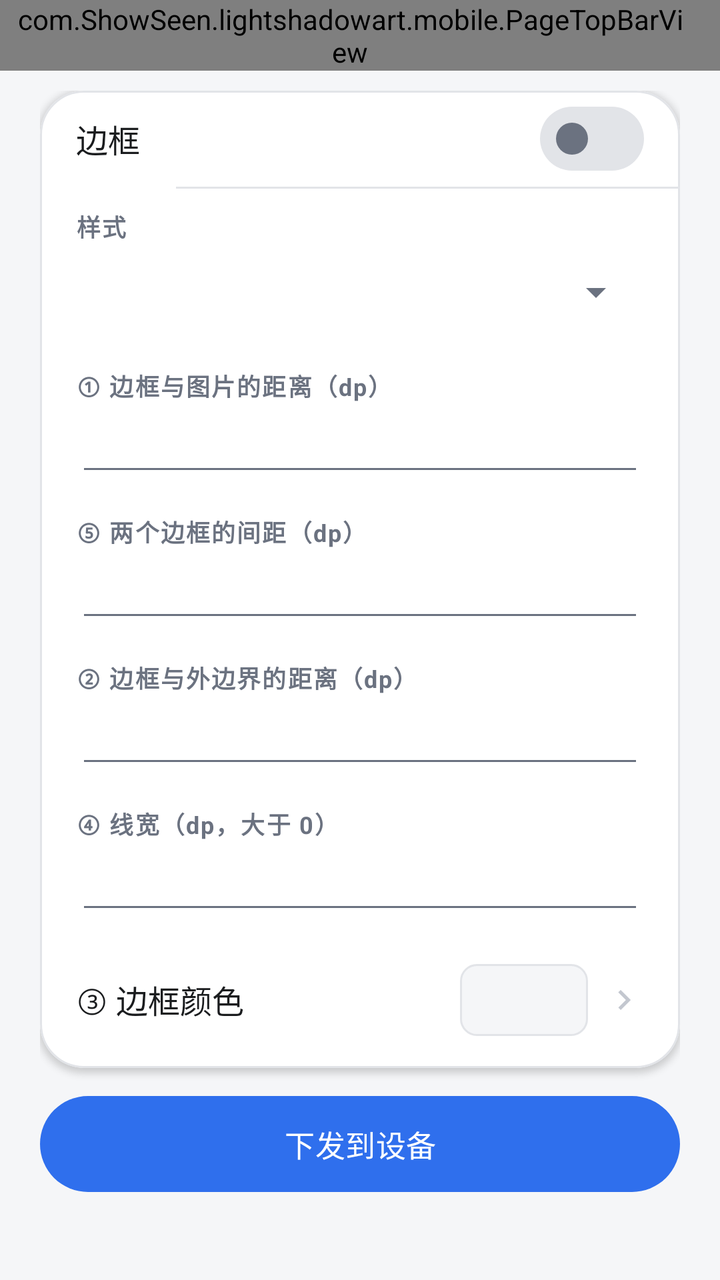
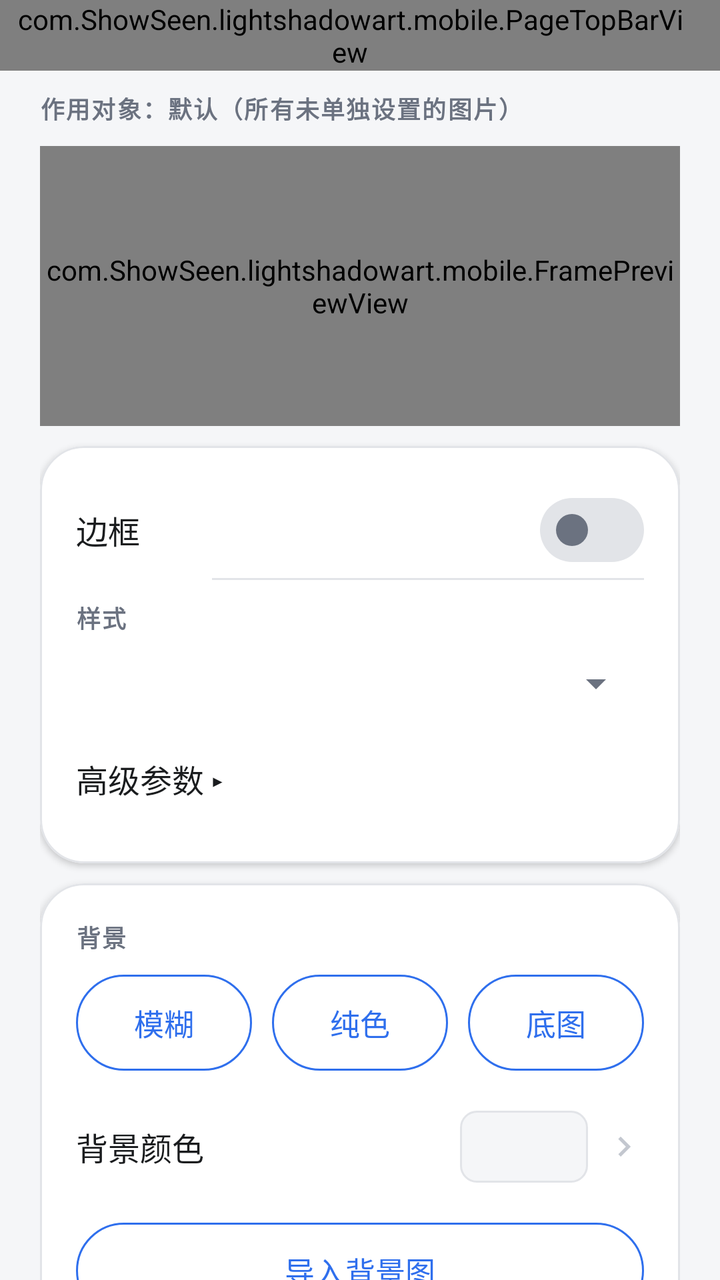

The first picture is an Android layout as it rendered before a commit; the second is the same layout after the commit. The layout source and the unified diff follow.
<!-- AndroidManifest.xml: application theme Theme.LightShadowArtPhone -->
<!-- res/layout/activity_frame_design.xml -->
<?xml version="1.0" encoding="utf-8"?>
<LinearLayout xmlns:android="http://schemas.android.com/apk/res/android"
    xmlns:app="http://schemas.android.com/apk/res-auto"
    android:layout_width="match_parent"
    android:layout_height="match_parent"
    android:background="@color/app_bg"
    android:orientation="vertical">

    <com.ShowSeen.lightshadowart.mobile.PageTopBarView
        android:id="@+id/frame_design_top_bar"
        android:layout_width="match_parent"
        android:layout_height="wrap_content"
        android:paddingStart="8dp"
        android:paddingEnd="@dimen/card_padding" />

    <LinearLayout
        android:layout_width="match_parent"
        android:layout_height="0dp"
        android:layout_weight="1"
        android:orientation="vertical"
        android:paddingStart="@dimen/page_horizontal_padding"
        android:paddingTop="@dimen/item_gap"
        android:paddingEnd="@dimen/page_horizontal_padding"
        android:paddingBottom="@dimen/page_vertical_padding">

        <com.google.android.material.card.MaterialCardView
            style="@style/SurfaceCard"
            android:layout_width="match_parent"
            android:layout_height="wrap_content">

            <LinearLayout
                android:layout_width="match_parent"
                android:layout_height="wrap_content"
                android:orientation="vertical">

                
                <LinearLayout
                    android:layout_width="match_parent"
                    android:layout_height="wrap_content"
                    android:gravity="center_vertical"
                    android:minHeight="@dimen/touch_min_height"
                    android:orientation="horizontal"
                    android:paddingStart="@dimen/card_padding"
                    android:paddingEnd="@dimen/card_padding">

                    <TextView
                        style="@style/Text.RowTitle"
                        android:layout_width="0dp"
                        android:layout_height="wrap_content"
                        android:layout_weight="1"
                        android:text="@string/add_frame_enabled" />

                    <com.google.android.material.materialswitch.MaterialSwitch
        style="@style/Widget.LightShadowArtPhone.Switch"
                        android:id="@+id/switch_frame_design_enabled"
                        android:layout_width="wrap_content"
                        android:layout_height="wrap_content"
                        android:minHeight="@dimen/touch_min_height" />
                </LinearLayout>

                <View style="@style/Settings.Divider" />

                
                <LinearLayout
                    android:id="@+id/container_frame_design_params"
                    android:layout_width="match_parent"
                    android:layout_height="wrap_content"
                    android:orientation="vertical"
                    android:paddingStart="@dimen/card_padding"
                    android:paddingTop="@dimen/item_gap"
                    android:paddingEnd="@dimen/card_padding"
                    android:paddingBottom="@dimen/item_gap">

                    <TextView
                        style="@style/Text.Label"
                        android:layout_width="match_parent"
                        android:layout_height="wrap_content"
                        android:text="@string/frame_style" />

                    <Spinner
                        android:id="@+id/spinner_frame_design_style"
                        android:layout_width="match_parent"
                        android:layout_height="wrap_content"
                        android:minHeight="@dimen/touch_min_height" />

                    <TextView
                        style="@style/Text.Label"
                        android:layout_width="match_parent"
                        android:layout_height="wrap_content"
                        android:layout_marginTop="@dimen/section_gap"
                        android:text="@string/add_frame_padding" />

                    <EditText
                        android:id="@+id/et_frame_design_padding"
                        android:layout_width="match_parent"
                        android:layout_height="wrap_content"
                        android:inputType="numberDecimal"
                        android:singleLine="true" />

                    <TextView
                        style="@style/Text.Label"
                        android:layout_width="match_parent"
                        android:layout_height="wrap_content"
                        android:layout_marginTop="@dimen/section_gap"
                        android:text="@string/add_frame_border_gap" />

                    <EditText
                        android:id="@+id/et_frame_design_border_gap"
                        android:layout_width="match_parent"
                        android:layout_height="wrap_content"
                        android:inputType="numberDecimal"
                        android:singleLine="true" />

                    <TextView
                        style="@style/Text.Label"
                        android:layout_width="match_parent"
                        android:layout_height="wrap_content"
                        android:layout_marginTop="@dimen/section_gap"
                        android:text="@string/add_frame_inset" />

                    <EditText
                        android:id="@+id/et_frame_design_inset"
                        android:layout_width="match_parent"
                        android:layout_height="wrap_content"
                        android:inputType="numberDecimal"
                        android:singleLine="true" />

                    <TextView
                        style="@style/Text.Label"
                        android:layout_width="match_parent"
                        android:layout_height="wrap_content"
                        android:layout_marginTop="@dimen/section_gap"
                        android:text="@string/add_frame_width" />

                    <EditText
                        android:id="@+id/et_frame_design_width"
                        android:layout_width="match_parent"
                        android:layout_height="wrap_content"
                        android:inputType="numberDecimal"
                        android:singleLine="true" />

                    
                    <LinearLayout
                        android:id="@+id/row_frame_design_color"
                        android:layout_width="match_parent"
                        android:layout_height="wrap_content"
                        android:layout_marginTop="@dimen/section_gap"
                        android:background="?attr/selectableItemBackground"
                        android:clickable="true"
                        android:focusable="true"
                        android:gravity="center_vertical"
                        android:minHeight="@dimen/touch_min_height"
                        android:orientation="horizontal">

                        <TextView
                            style="@style/Text.RowTitle"
                            android:layout_width="0dp"
                            android:layout_height="wrap_content"
                            android:layout_weight="1"
                            android:text="@string/add_frame_color" />

                        <View
                            android:id="@+id/view_frame_design_color_preview"
                            android:layout_width="64dp"
                            android:layout_height="36dp"
                            android:background="@drawable/bg_media_placeholder" />

                        <ImageView
                            android:layout_width="20dp"
                            android:layout_height="20dp"
                            android:layout_marginStart="8dp"
                            android:contentDescription="@null"
                            android:src="@drawable/ic_chevron_right" />
                    </LinearLayout>
                </LinearLayout>
            </LinearLayout>
        </com.google.android.material.card.MaterialCardView>

        <com.google.android.material.button.MaterialButton
            android:id="@+id/btn_frame_design_apply"
            style="@style/PillButton"
            android:layout_width="match_parent"
            android:layout_height="wrap_content"
            android:layout_marginTop="@dimen/section_gap"
            android:text="@string/frame_apply" />
    </LinearLayout>
</LinearLayout>
<!-- resources referenced by this layout -->
<resources>
  <color name="app_bg">#F5F6F8</color>
  <dimen name="card_padding">18dp</dimen>
  <dimen name="item_gap">10dp</dimen>
  <dimen name="page_horizontal_padding">20dp</dimen>
  <dimen name="page_vertical_padding">24dp</dimen>
  <dimen name="section_gap">14dp</dimen>
  <dimen name="touch_min_height">48dp</dimen>
  <string name="add_frame_border_gap">⑤ 两个边框的间距（dp）</string>
  <string name="add_frame_color">③ 边框颜色</string>
  <string name="add_frame_enabled">边框</string>
  <string name="add_frame_inset">② 边框与外边界的距离（dp）</string>
  <string name="add_frame_padding">① 边框与图片的距离（dp）</string>
  <string name="add_frame_width">④ 线宽（dp，大于 0）</string>
  <string name="frame_apply">下发到设备</string>
  <string name="frame_style">样式</string>
  <style name="Settings.Divider" parent="">
          <item name="android:layout_width">match_parent</item>
          <item name="android:layout_height">@dimen/divider_width</item>
          <item name="android:layout_marginStart">68dp</item>
          <item name="android:background">@color/divider_stroke</item>
      </style>
  <style name="SurfaceCard" parent="Widget.Material3.CardView.Elevated">
          <item name="cardBackgroundColor">@color/card_bg</item>
          <item name="cardCornerRadius">@dimen/corner_large</item>
          <item name="cardElevation">@dimen/card_elevation</item>
          <item name="strokeColor">@color/divider_stroke</item>
          <item name="strokeWidth">@dimen/divider_width</item>
      </style>
  <style name="Text.Label" parent="">
          <item name="android:textColor">@color/text_secondary</item>
          <item name="android:textSize">@dimen/text_label</item>
          <item name="android:textStyle">bold</item>
          <item name="android:letterSpacing">0.06</item>
      </style>
  <style name="Text.RowTitle" parent="">
          <item name="android:textColor">@color/text_primary</item>
          <item name="android:textSize">@dimen/text_row_title</item>
      </style>
  <style name="Widget.LightShadowArtPhone.Switch" parent="Widget.Material3.CompoundButton.MaterialSwitch">
          <item name="trackTint">@color/switch_track</item>
          <item name="thumbTint">@color/switch_thumb</item>
          <item name="trackDecorationTint">@color/switch_track_decoration</item>
      </style>
  <color name="card_tint">#F5F6F8</color>
  <dimen name="divider_width">1dp</dimen>
  <color name="divider_stroke">#E2E4E8</color>
  <dimen name="corner_image">8dp</dimen>
  <color name="icon_muted">@color/text_disabled</color>
  <dimen name="text_button">15sp</dimen>
  <dimen name="corner_pill">28dp</dimen>
  <color name="card_bg">#FFFFFF</color>
  <dimen name="corner_large">22dp</dimen>
  <dimen name="card_elevation">2dp</dimen>
  <color name="text_secondary">#6B7280</color>
  <dimen name="text_label">12sp</dimen>
  <color name="text_primary">#1A1C1E</color>
  <dimen name="text_row_title">16sp</dimen>
  <color name="primary_blue">#2F6FED</color>
  <color name="on_primary">#FFFFFF</color>
  <color name="primary_soft">#E9EFFD</color>
  <color name="status_destructive">#C0392B</color>
  <color name="text_disabled">#C3C7CF</color>
  <!-- unchanged entries left out for length: 4 -->
</resources>

<!-- the commit's change to res/layout/activity_frame_design.xml (unified diff, before → after) -->
@@ -1,6 +1,5 @@
 <?xml version="1.0" encoding="utf-8"?>
 <LinearLayout xmlns:android="http://schemas.android.com/apk/res/android"
-    xmlns:app="http://schemas.android.com/apk/res-auto"
     android:layout_width="match_parent"
     android:layout_height="match_parent"
     android:background="@color/app_bg"
@@ -13,135 +12,173 @@
         android:paddingStart="8dp"
         android:paddingEnd="@dimen/card_padding" />
 
-    <LinearLayout
+    <ScrollView
+        android:id="@+id/scroll_frame_design"
         android:layout_width="match_parent"
         android:layout_height="0dp"
         android:layout_weight="1"
-        android:orientation="vertical"
-        android:paddingStart="@dimen/page_horizontal_padding"
-        android:paddingTop="@dimen/item_gap"
-        android:paddingEnd="@dimen/page_horizontal_padding"
-        android:paddingBottom="@dimen/page_vertical_padding">
-
-        <com.google.android.material.card.MaterialCardView
-            style="@style/SurfaceCard"
+        android:fillViewport="true"
+        android:scrollbars="none">
+
+        <LinearLayout
             android:layout_width="match_parent"
-            android:layout_height="wrap_content">
-
-            <LinearLayout
-                android:layout_width="match_parent"
-                android:layout_height="wrap_content"
-                android:orientation="vertical">
-
-                
+            android:layout_height="wrap_content"
+            android:orientation="vertical"
+            android:paddingStart="@dimen/page_horizontal_padding"
+            android:paddingTop="@dimen/item_gap"
+            android:paddingEnd="@dimen/page_horizontal_padding"
+            android:paddingBottom="@dimen/page_vertical_padding">
+
+            
+            <TextView
+                android:id="@+id/tv_frame_scope"
+                style="@style/Text.Label"
+                android:layout_width="match_parent"
+                android:layout_height="wrap_content"
+                android:text="@string/frame_scope_default" />
+
+            
+            <com.ShowSeen.lightshadowart.mobile.FramePreviewView
+                android:id="@+id/preview_frame"
+                android:layout_width="match_parent"
+                android:layout_height="140dp"
+                android:layout_marginTop="@dimen/item_gap" />
+
+            <com.google.android.material.card.MaterialCardView
+                style="@style/SurfaceCard"
+                android:layout_width="match_parent"
+                android:layout_height="wrap_content"
+                android:layout_marginTop="@dimen/item_gap">
+
                 <LinearLayout
                     android:layout_width="match_parent"
                     android:layout_height="wrap_content"
-                    android:gravity="center_vertical"
-                    android:minHeight="@dimen/touch_min_height"
-                    android:orientation="horizontal"
-                    android:paddingStart="@dimen/card_padding"
-                    android:paddingEnd="@dimen/card_padding">
-
-                    <TextView
-                        style="@style/Text.RowTitle"
-                        android:layout_width="0dp"
-                        android:layout_height="wrap_content"
-                        android:layout_weight="1"
-                        android:text="@string/add_frame_enabled" />
-
-                    <com.google.android.material.materialswitch.MaterialSwitch
-        style="@style/Widget.LightShadowArtPhone.Switch"
-                        android:id="@+id/switch_frame_design_enabled"
-                        android:layout_width="wrap_content"
-                        android:layout_height="wrap_content"
-                        android:minHeight="@dimen/touch_min_height" />
-                </LinearLayout>
-
-                <View style="@style/Settings.Divider" />
-
-                
-                <LinearLayout
-                    android:id="@+id/container_frame_design_params"
-                    android:layout_width="match_parent"
-                    android:layout_height="wrap_content"
                     android:orientation="vertical"
-                    android:paddingStart="@dimen/card_padding"
-                    android:paddingTop="@dimen/item_gap"
-                    android:paddingEnd="@dimen/card_padding"
-                    android:paddingBottom="@dimen/item_gap">
+                    android:padding="@dimen/card_padding">
+
+                    <LinearLayout
+                        android:layout_width="match_parent"
+                        android:layout_height="wrap_content"
+                        android:gravity="center_vertical"
+                        android:minHeight="@dimen/touch_min_height"
+                        android:orientation="horizontal">
+
+                        <TextView
+                            style="@style/Text.RowTitle"
+                            android:layout_width="0dp"
+                            android:layout_height="wrap_content"
+                            android:layout_weight="1"
+                            android:text="@string/add_frame_enabled" />
+
+                        <com.google.android.material.materialswitch.MaterialSwitch
+                            android:id="@+id/switch_frame_design_enabled"
+                            style="@style/Widget.LightShadowArtPhone.Switch"
+                            android:layout_width="wrap_content"
+                            android:layout_height="wrap_content"
+                            android:minHeight="@dimen/touch_min_height" />
+                    </LinearLayout>
+
+                    <View style="@style/Settings.Divider" />
 
                     <TextView
                         style="@style/Text.Label"
                         android:layout_width="match_parent"
                         android:layout_height="wrap_content"
+                        android:layout_marginTop="@dimen/item_gap"
                         android:text="@string/frame_style" />
 
                     <Spinner
-                        android:id="@+id/spinner_frame_design_style"
+                        android:id="@+id/spinner_frame_style"
                         android:layout_width="match_parent"
                         android:layout_height="wrap_content"
                         android:minHeight="@dimen/touch_min_height" />
+
+                    
+                    <LinearLayout
+                        android:id="@+id/container_frame_params"
+                        android:layout_width="match_parent"
+                        android:layout_height="wrap_content"
+                        android:orientation="vertical" />
+
+                    <TextView
+                        android:id="@+id/tv_frame_advanced"
+                        style="@style/Text.RowTitle"
+                        android:layout_width="match_parent"
+                        android:layout_height="wrap_content"
+                        android:minHeight="@dimen/touch_min_height"
+                        android:gravity="center_vertical"
+                        android:text="@string/frame_advanced_show" />
+
+                    
+                    <LinearLayout
+                        android:id="@+id/container_frame_advanced"
+                        android:layout_width="match_parent"
+                        android:layout_height="wrap_content"
+                        android:orientation="vertical"
+                        android:visibility="gone" />
+                </LinearLayout>
+            </com.google.android.material.card.MaterialCardView>
+
+            <com.google.android.material.card.MaterialCardView
+                android:id="@+id/card_frame_background"
+                style="@style/SurfaceCard"
+                android:layout_width="match_parent"
+                android:layout_height="wrap_content"
+                android:layout_marginTop="@dimen/item_gap">
+
+                <LinearLayout
+                    android:layout_width="match_parent"
+                    android:layout_height="wrap_content"
+                    android:orientation="vertical"
+                    android:padding="@dimen/card_padding">
 
                     <TextView
                         style="@style/Text.Label"
                         android:layout_width="match_parent"
                         android:layout_height="wrap_content"
-                        android:layout_marginTop="@dimen/section_gap"
-                        android:text="@string/add_frame_padding" />
-
-                    <EditText
-                        android:id="@+id/et_frame_design_padding"
-                        android:layout_width="match_parent"
-                        android:layout_height="wrap_content"
-                        android:inputType="numberDecimal"
-                        android:singleLine="true" />
-
-                    <TextView
-                        style="@style/Text.Label"
-                        android:layout_width="match_parent"
-                        android:layout_height="wrap_content"
-                        android:layout_marginTop="@dimen/section_gap"
-                        android:text="@string/add_frame_border_gap" />
-
-                    <EditText
-                        android:id="@+id/et_frame_design_border_gap"
-                        android:layout_width="match_parent"
-                        android:layout_height="wrap_content"
-                        android:inputType="numberDecimal"
-                        android:singleLine="true" />
-
-                    <TextView
-                        style="@style/Text.Label"
-                        android:layout_width="match_parent"
-                        android:layout_height="wrap_content"
-                        android:layout_marginTop="@dimen/section_gap"
-                        android:text="@string/add_frame_inset" />
-
-                    <EditText
-                        android:id="@+id/et_frame_design_inset"
-                        android:layout_width="match_parent"
-                        android:layout_height="wrap_content"
-                        android:inputType="numberDecimal"
-                        android:singleLine="true" />
-
-                    <TextView
-                        style="@style/Text.Label"
-                        android:layout_width="match_parent"
-                        android:layout_height="wrap_content"
-                        android:layout_marginTop="@dimen/section_gap"
-                        android:text="@string/add_frame_width" />
-
-                    <EditText
-                        android:id="@+id/et_frame_design_width"
-                        android:layout_width="match_parent"
-                        android:layout_height="wrap_content"
-                        android:inputType="numberDecimal"
-                        android:singleLine="true" />
-
-                    
-                    <LinearLayout
-                        android:id="@+id/row_frame_design_color"
+                        android:text="@string/frame_background" />
+
+                    <LinearLayout
+                        android:layout_width="match_parent"
+                        android:layout_height="wrap_content"
+                        android:layout_marginTop="@dimen/item_gap"
+                        android:orientation="horizontal">
+
+                        <com.google.android.material.button.MaterialButton
+                            android:id="@+id/btn_frame_bg_blur"
+                            style="@style/PillButton.Outlined"
+                            android:layout_width="0dp"
+                            android:layout_height="wrap_content"
+                            android:layout_marginEnd="@dimen/item_gap"
+                            android:layout_weight="1"
+                            android:maxLines="1"
+                            android:minHeight="@dimen/touch_min_height"
+                            android:text="@string/frame_bg_blur" />
+
+                        <com.google.android.material.button.MaterialButton
+                            android:id="@+id/btn_frame_bg_solid"
+                            style="@style/PillButton.Outlined"
+                            android:layout_width="0dp"
+                            android:layout_height="wrap_content"
+                            android:layout_marginEnd="@dimen/item_gap"
+                            android:layout_weight="1"
+                            android:maxLines="1"
+                            android:minHeight="@dimen/touch_min_height"
+                            android:text="@string/frame_bg_solid" />
+
+                        <com.google.android.material.button.MaterialButton
+                            android:id="@+id/btn_frame_bg_image"
+                            style="@style/PillButton.Outlined"
+                            android:layout_width="0dp"
+                            android:layout_height="wrap_content"
+                            android:layout_weight="1"
+                            android:maxLines="1"
+                            android:minHeight="@dimen/touch_min_height"
+                            android:text="@string/frame_bg_image" />
+                    </LinearLayout>
+
+                    <LinearLayout
+                        android:id="@+id/row_frame_bg_color"
                         android:layout_width="match_parent"
                         android:layout_height="wrap_content"
                         android:layout_marginTop="@dimen/section_gap"
@@ -157,10 +194,10 @@
                             android:layout_width="0dp"
                             android:layout_height="wrap_content"
                             android:layout_weight="1"
-                            android:text="@string/add_frame_color" />
+                            android:text="@string/frame_background_color" />
 
                         <View
-                            android:id="@+id/view_frame_design_color_preview"
+                            android:id="@+id/view_frame_bg_color_preview"
                             android:layout_width="64dp"
                             android:layout_height="36dp"
                             android:background="@drawable/bg_media_placeholder" />
@@ -172,16 +209,53 @@
                             android:contentDescription="@null"
                             android:src="@drawable/ic_chevron_right" />
                     </LinearLayout>
+
+                    <com.google.android.material.button.MaterialButton
+                        android:id="@+id/btn_frame_bg_upload"
+                        style="@style/PillButton.Outlined"
+                        android:layout_width="match_parent"
+                        android:layout_height="wrap_content"
+                        android:layout_marginTop="@dimen/section_gap"
+                        android:minHeight="@dimen/touch_min_height"
+                        android:text="@string/frame_style_import" />
                 </LinearLayout>
+            </com.google.android.material.card.MaterialCardView>
+
+            <TextView
+                android:id="@+id/tv_frame_status"
+                style="@style/Text.Label"
+                android:layout_width="match_parent"
+                android:layout_height="wrap_content"
+                android:layout_marginTop="@dimen/section_gap"
+                android:visibility="gone" />
+
+            <LinearLayout
+                android:layout_width="match_parent"
+                android:layout_height="wrap_content"
+                android:layout_marginTop="@dimen/section_gap"
+                android:orientation="horizontal">
+
+                <com.google.android.material.button.MaterialButton
+                    android:id="@+id/btn_frame_design_reset"
+                    style="@style/PillButton.Outlined"
+                    android:layout_width="0dp"
+                    android:layout_height="wrap_content"
+                    android:layout_marginEnd="@dimen/item_gap"
+                    android:layout_weight="1"
+                    android:maxLines="1"
+                    android:minHeight="@dimen/touch_min_height"
+                    android:text="@string/frame_reset" />
+
+                <com.google.android.material.button.MaterialButton
+                    android:id="@+id/btn_frame_design_apply"
+                    style="@style/PillButton"
+                    android:layout_width="0dp"
+                    android:layout_height="wrap_content"
+                    android:layout_weight="1"
+                    android:maxLines="1"
+                    android:minHeight="@dimen/touch_min_height"
+                    android:text="@string/frame_apply" />
             </LinearLayout>
-        </com.google.android.material.card.MaterialCardView>
-
-        <com.google.android.material.button.MaterialButton
-            android:id="@+id/btn_frame_design_apply"
-            style="@style/PillButton"
-            android:layout_width="match_parent"
-            android:layout_height="wrap_content"
-            android:layout_marginTop="@dimen/section_gap"
-            android:text="@string/frame_apply" />
-    </LinearLayout>
+        </LinearLayout>
+    </ScrollView>
 </LinearLayout>
<!-- resource entries referenced after the edit -->
@@ -7,14 +7,28 @@
   <dimen name="page_vertical_padding">24dp</dimen>
   <dimen name="section_gap">14dp</dimen>
   <dimen name="touch_min_height">48dp</dimen>
-  <string name="add_frame_border_gap">⑤ 两个边框的间距（dp）</string>
-  <string name="add_frame_color">③ 边框颜色</string>
   <string name="add_frame_enabled">边框</string>
-  <string name="add_frame_inset">② 边框与外边界的距离（dp）</string>
-  <string name="add_frame_padding">① 边框与图片的距离（dp）</string>
-  <string name="add_frame_width">④ 线宽（dp，大于 0）</string>
+  <string name="frame_advanced_show">高级参数 ▸</string>
   <string name="frame_apply">下发到设备</string>
+  <string name="frame_background">背景</string>
+  <string name="frame_background_color">背景颜色</string>
+  <string name="frame_bg_blur">模糊</string>
+  <string name="frame_bg_image">底图</string>
+  <string name="frame_bg_solid">纯色</string>
+  <string name="frame_reset">恢复默认</string>
+  <string name="frame_scope_default">作用对象：默认（所有未单独设置的图片）</string>
   <string name="frame_style">样式</string>
+  <string name="frame_style_import">导入背景图</string>
+  <style name="PillButton.Outlined" parent="Widget.Material3.Button.OutlinedButton">
+          <item name="android:minHeight">@dimen/touch_min_height</item>
+          <item name="android:insetTop">0dp</item>
+          <item name="android:insetBottom">0dp</item>
+          <item name="android:textSize">@dimen/text_button</item>
+          <item name="android:textAllCaps">false</item>
+          <item name="cornerRadius">@dimen/corner_pill</item>
+          <item name="strokeColor">@color/primary_blue</item>
+          <item name="android:textColor">@color/primary_blue</item>
+      </style>
   <style name="Settings.Divider" parent="">
           <item name="android:layout_width">match_parent</item>
           <item name="android:layout_height">@dimen/divider_width</item>
